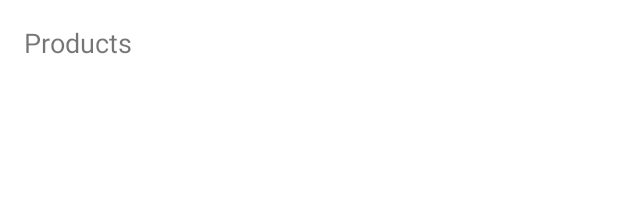
After one commit to DanTrap/CoderSwag, an Android app: the layout activity_products.xml on its own in the app's theme, with its tools: preview values and no code run, on a phone screen of 412 x 824 dp. The commit adds this screen. Shown: the top 222 px of the screen. Run offline under Robolectric (Android 15) with nearby library versions, the phone set to English and light mode, and no system bars.

Commit message:
product activity

```diff
--- a/app/src/main/AndroidManifest.xml
+++ b/app/src/main/AndroidManifest.xml
@@ -9,6 +9,7 @@
         android:roundIcon="@mipmap/ic_launcher_round"
         android:supportsRtl="true"
         android:theme="@style/Theme.CoderSwag">
+        <activity android:name=".Controller.ProductsActivity"></activity>
         <activity android:name=".Controller.MainActivity">
             <intent-filter>
                 <action android:name="android.intent.action.MAIN" />
--- /dev/null
+++ b/app/src/main/java/com/app/coderswag/Utilities/Constants.kt
@@ -0,0 +1,3 @@
+package com.app.coderswag.Utilities
+
+const val EXTRA_CATEGORY = "category"
--- /dev/null
+++ b/app/src/main/res/layout/activity_products.xml
@@ -0,0 +1,34 @@
+<?xml version="1.0" encoding="utf-8"?>
+<androidx.constraintlayout.widget.ConstraintLayout xmlns:android="http://schemas.android.com/apk/res/android"
+    xmlns:app="http://schemas.android.com/apk/res-auto"
+    xmlns:tools="http://schemas.android.com/tools"
+    android:layout_width="match_parent"
+    android:layout_height="match_parent"
+    tools:context=".Controller.ProductsActivity">
+
+    <TextView
+        android:id="@+id/textView"
+        android:layout_width="wrap_content"
+        android:layout_height="wrap_content"
+        android:layout_marginStart="16dp"
+        android:layout_marginTop="16dp"
+        android:text="Products"
+        android:textSize="18sp"
+        app:layout_constraintStart_toStartOf="parent"
+        app:layout_constraintTop_toTopOf="parent" />
+
+    <androidx.recyclerview.widget.RecyclerView
+        android:id="@+id/productListView"
+        android:layout_width="0dp"
+        android:layout_height="0dp"
+        android:layout_marginStart="8dp"
+        android:layout_marginTop="8dp"
+        android:layout_marginEnd="8dp"
+        android:layout_marginBottom="8dp"
+        android:divider="@null"
+        app:layout_constraintBottom_toBottomOf="parent"
+        app:layout_constraintEnd_toEndOf="parent"
+        app:layout_constraintStart_toStartOf="parent"
+        app:layout_constraintTop_toBottomOf="@+id/textView" />
+
+</androidx.constraintlayout.widget.ConstraintLayout>
```
Also changed, not shown: app/src/main/java/com/app/coderswag/Adapters/CategoryRecycleAdapter.kt (+4 -3 lines), app/src/main/java/com/app/coderswag/Controller/MainActivity.kt (+9 -1 lines), app/src/main/java/com/app/coderswag/Controller/ProductsActivity.kt (added, +16 -0 lines).
